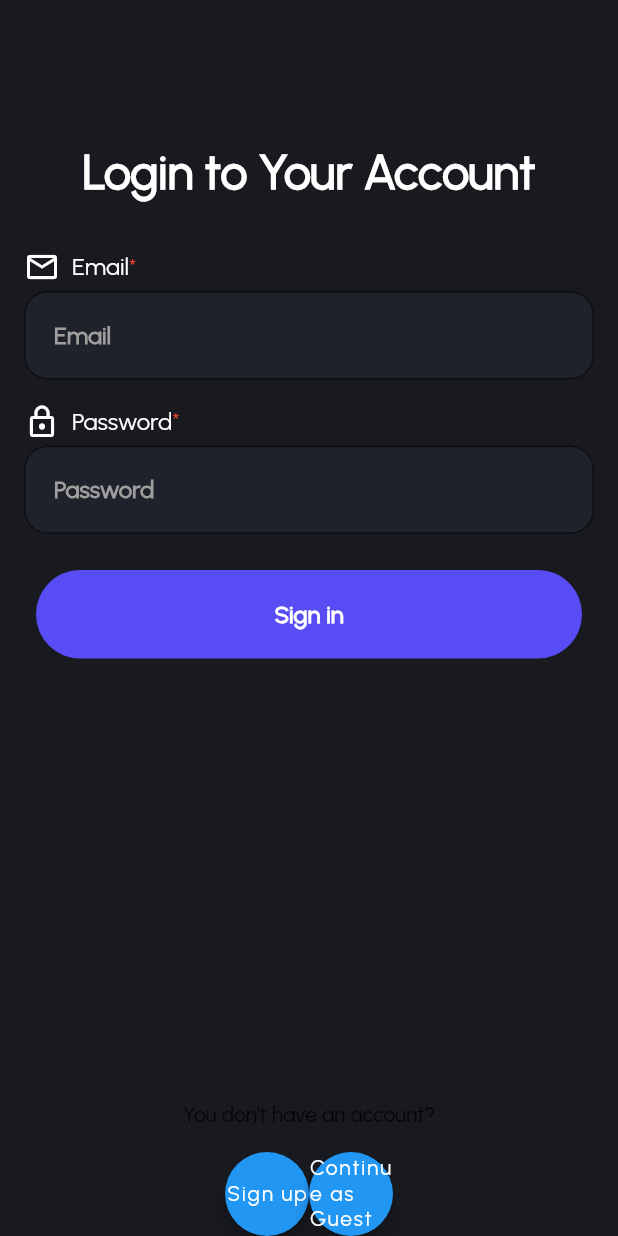
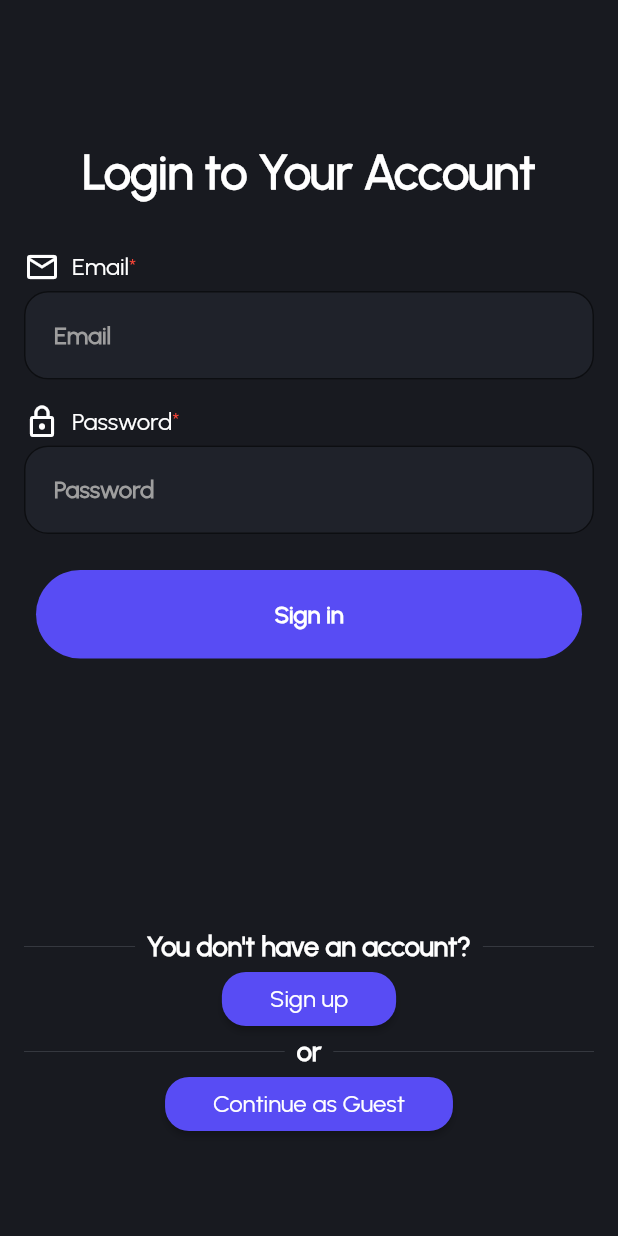
Before and after one commit to Georgi1914/EventCenter, a Flutter app: the screen it shows after launch, on a phone screen of 412 x 824 dp. Run offline on Flutter 3.47's test engine with Material 2 defaults, Android fonts, the phone set to English and light mode, and no system bars; our stand-ins replace dio, flutter_dotenv, flutter_secure_storage, get_it, image_picker.

Commit message:
Finished login screen

```diff
--- a/lib/presentation/color_manager.dart
+++ b/lib/presentation/color_manager.dart
@@ -8,4 +8,5 @@ class AppColors {
   static const Color backgroundColor = Color(0xFF181A20);
   static const Color cardColor = Color(0xFF1F222A);
   static const Color grayTextColor = Color(0xFF9E9E9E);
+  static const Color brightGrey = Color(0xFF35383F);
 }
--- a/lib/presentation/string_manager.dart
+++ b/lib/presentation/string_manager.dart
@@ -21,4 +21,5 @@ class AppStrings {
   static const String dateAndTime = 'Date & time';
   static const String description = 'Description';
   static const String loginAcc = 'Login to Your Account';
+  static const String or = 'or';
 }
--- /dev/null
+++ b/lib/screens/login_screen/components/custom_elevated_button.dart
@@ -0,0 +1,33 @@
+import 'package:flutter/material.dart';
+
+import '../../../presentation/color_manager.dart';
+
+class CustomElevatedButton extends StatelessWidget {
+  CustomElevatedButton({
+    required this.text,
+    required this.navigation,
+    super.key,
+  });
+
+  final String text;
+  final VoidCallback navigation;
+
+  @override
+  Widget build(BuildContext context) => ElevatedButton(
+        onPressed: navigation,
+        style: ElevatedButton.styleFrom(
+          shape: RoundedRectangleBorder(
+            borderRadius: BorderRadius.circular(16),
+          ),
+          backgroundColor: AppColors.primaryPurple,
+          padding: const EdgeInsets.symmetric(
+            horizontal: 32,
+            vertical: 8,
+          ),
+        ),
+        child: Text(
+          text,
+          style: Theme.of(context).textTheme.headline5,
+        ),
+      );
+}
--- a/lib/screens/login_screen/components/login_body.dart
+++ b/lib/screens/login_screen/components/login_body.dart
@@ -4,22 +4,24 @@ import '../../../presentation/string_manager.dart';
 import '../../custom_widgets/custom_header.dart';
 import 'login_button.dart';
 import 'login_form.dart';
-import 'no_account_text.dart';
 import 'register_or_guest_row.dart';
+import 'wrapped_in_dividers_text.dart';
 
 class LoginBody extends StatelessWidget {
   const LoginBody({super.key});
 
   @override
   Widget build(BuildContext context) => Padding(
-        padding: const EdgeInsets.only(top: 64),
+        padding: const EdgeInsets.symmetric(vertical: 64),
         child: Column(
           children: const [
             CustomHeader(text: AppStrings.loginAcc),
             LoginForm(),
             LoginButton(),
             Spacer(),
-            NoAccountText(),
+            WrappedInDividersText(
+              text: AppStrings.accountNotCreated,
+            ),
             RegisterOrGuestRow(),
           ],
         ),
--- a/lib/screens/login_screen/components/no_account_text.dart
+++ /dev/null
@@ -1,31 +0,0 @@
-import 'package:flutter/material.dart';
-
-import '../../../presentation/string_manager.dart';
-
-class NoAccountText extends StatelessWidget {
-  const NoAccountText({
-    Key? key,
-  }) : super(key: key);
-
-  @override
-  Widget build(BuildContext context) => Padding(
-        padding: const EdgeInsets.fromLTRB(96, 0, 96, 16),
-        child: Row(
-          mainAxisAlignment: MainAxisAlignment.center,
-          children: const [
-            Expanded(
-              child: Divider(),
-            ),
-            Padding(
-              padding: EdgeInsets.symmetric(horizontal: 8),
-              child: Text(
-                AppStrings.accountNotCreated,
-              ),
-            ),
-            Expanded(
-              child: Divider(),
-            ),
-          ],
-        ),
-      );
-}
--- a/lib/screens/login_screen/components/register_or_guest_row.dart
+++ b/lib/screens/login_screen/components/register_or_guest_row.dart
@@ -2,6 +2,8 @@ import 'package:flutter/material.dart';
 
 import '../../../app/route_manager.dart';
 import '../../../presentation/string_manager.dart';
+import 'custom_elevated_button.dart';
+import 'wrapped_in_dividers_text.dart';
 
 class RegisterOrGuestRow extends StatelessWidget {
   const RegisterOrGuestRow({
@@ -9,20 +11,19 @@ class RegisterOrGuestRow extends StatelessWidget {
   });
 
   @override
-  Widget build(BuildContext context) => Row(
+  Widget build(BuildContext context) => Column(
         mainAxisAlignment: MainAxisAlignment.center,
         children: [
-          FloatingActionButton(
-            heroTag: 'registerBtn',
-            onPressed: () =>
+          CustomElevatedButton(
+            text: AppStrings.signUp,
+            navigation: () =>
                 Navigator.pushNamed(context, RouteManager.registerScreen),
-            child: const Text(AppStrings.signUp),
           ),
-          FloatingActionButton(
-            heroTag: 'homeBtn',
-            onPressed: () =>
+          const WrappedInDividersText(text: AppStrings.or),
+          CustomElevatedButton(
+            text: AppStrings.continueAsGuest,
+            navigation: () =>
                 Navigator.pushNamed(context, RouteManager.navigation),
-            child: const Text(AppStrings.continueAsGuest),
           ),
         ],
       );
--- /dev/null
+++ b/lib/screens/login_screen/components/wrapped_in_dividers_text.dart
@@ -0,0 +1,38 @@
+import 'package:flutter/material.dart';
+
+import '../../../presentation/color_manager.dart';
+
+class WrappedInDividersText extends StatelessWidget {
+  const WrappedInDividersText({
+    required this.text,
+    super.key,
+  });
+  final String text;
+
+  @override
+  Widget build(BuildContext context) => Padding(
+        padding: const EdgeInsets.symmetric(horizontal: 16),
+        child: Row(
+          mainAxisAlignment: MainAxisAlignment.center,
+          children: [
+            const Expanded(
+              child: Divider(
+                color: AppColors.brightGrey,
+              ),
+            ),
+            Padding(
+              padding: const EdgeInsets.symmetric(horizontal: 8),
+              child: Text(
+                text,
+                style: Theme.of(context).textTheme.headline3,
+              ),
+            ),
+            const Expanded(
+              child: Divider(
+                color: AppColors.brightGrey,
+              ),
+            ),
+          ],
+        ),
+      );
+}
```
